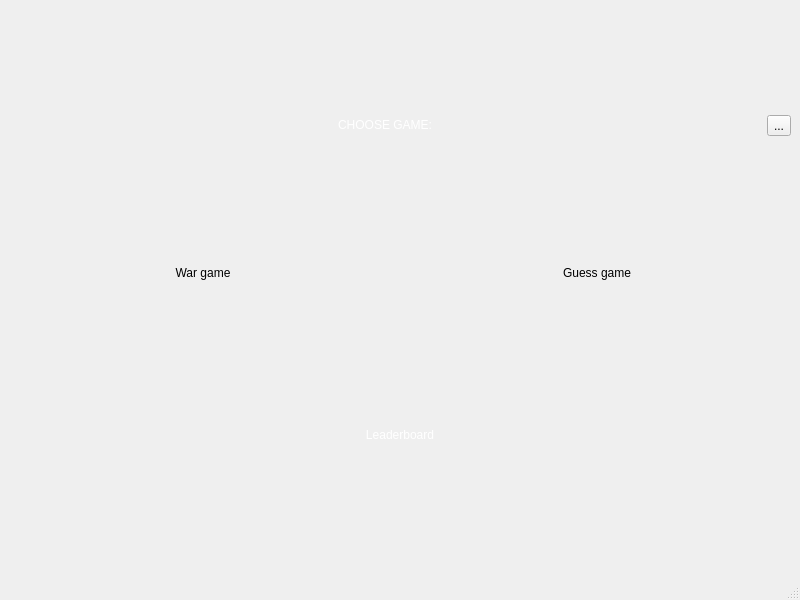
Old version of the form MATFWars/mainwindow.ui in the repository Divljo31/MATFWars.
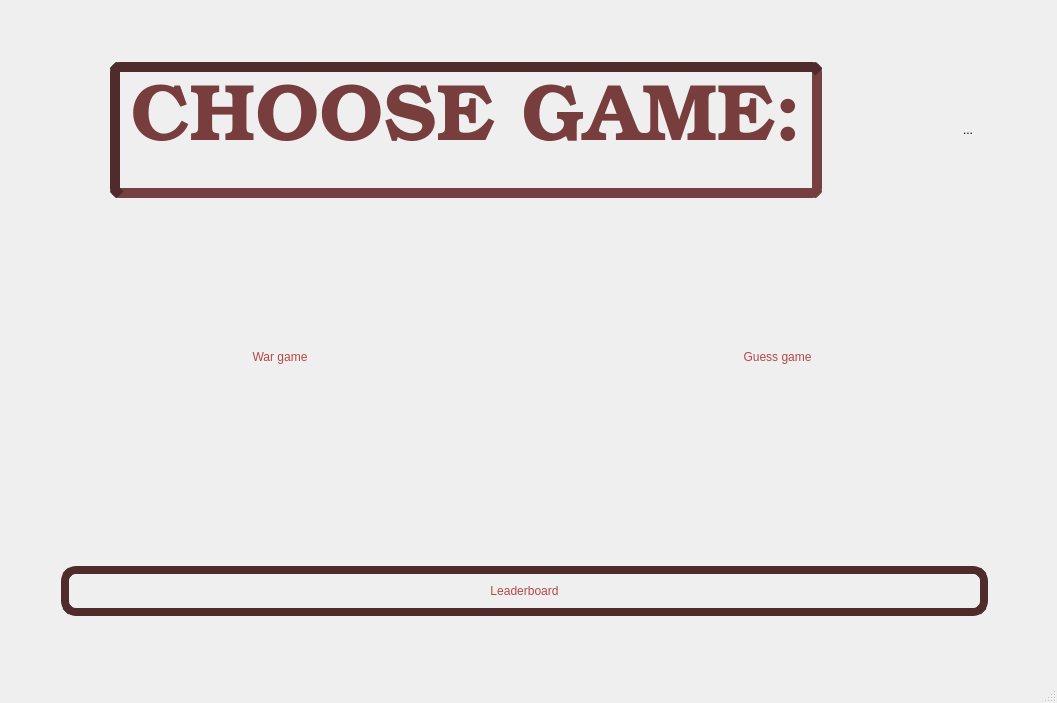
New version of the form. Icons and pictures are not drawn.

Patch:
```diff
--- a/MATFWars/mainwindow.ui
+++ b/MATFWars/mainwindow.ui
@@ -6,8 +6,8 @@
    <rect>
     <x>0</x>
     <y>0</y>
-    <width>800</width>
-    <height>600</height>
+    <width>1057</width>
+    <height>703</height>
    </rect>
   </property>
   <property name="minimumSize">
@@ -16,6 +16,12 @@
     <height>300</height>
    </size>
   </property>
+  <property name="maximumSize">
+   <size>
+    <width>16777215</width>
+    <height>16777215</height>
+   </size>
+  </property>
   <property name="windowTitle">
    <string>MATFWars</string>
   </property>
@@ -26,56 +32,222 @@
    <layout class="QVBoxLayout" name="verticalLayout_2">
     <item>
      <layout class="QHBoxLayout" name="horizontalLayout_3">
+      <item>
+       <spacer name="horizontalSpacer_4">
+        <property name="orientation">
+         <enum>Qt::Horizontal</enum>
+        </property>
+        <property name="sizeHint" stdset="0">
+         <size>
+          <width>70</width>
+          <height>30</height>
+         </size>
+        </property>
+       </spacer>
+      </item>
       <item>
        <widget class="QLabel" name="choose_label">
+        <property name="sizePolicy">
+         <sizepolicy hsizetype="Minimum" vsizetype="Fixed">
+          <horstretch>0</horstretch>
+          <verstretch>0</verstretch>
+         </sizepolicy>
+        </property>
+        <property name="minimumSize">
+         <size>
+          <width>0</width>
+          <height>0</height>
+         </size>
+        </property>
+        <property name="maximumSize">
+         <size>
+          <width>16777215</width>
+          <height>16777215</height>
+         </size>
+        </property>
+        <property name="font">
+         <font>
+          <family>URW Bookman</family>
+          <pointsize>60</pointsize>
+          <italic>false</italic>
+          <bold>true</bold>
+          <underline>false</underline>
+          <strikeout>false</strikeout>
+          <stylestrategy>PreferDefault</stylestrategy>
+         </font>
+        </property>
+        <property name="focusPolicy">
+         <enum>Qt::NoFocus</enum>
+        </property>
+        <property name="autoFillBackground">
+         <bool>false</bool>
+        </property>
+        <property name="styleSheet">
+         <string notr="true">font: 600 60pt &quot;URW Bookman&quot;;
+selection-color: rgb(180, 72, 72);
+padding:10px;
+border:10px inset ;
+border-color: rgb(79, 43, 43);
+border-radius:10px</string>
+        </property>
+        <property name="frameShape">
+         <enum>QFrame::NoFrame</enum>
+        </property>
+        <property name="frameShadow">
+         <enum>QFrame::Raised</enum>
+        </property>
+        <property name="lineWidth">
+         <number>0</number>
+        </property>
+        <property name="midLineWidth">
+         <number>0</number>
+        </property>
         <property name="text">
-         <string>&lt;html&gt;&lt;head/&gt;&lt;body&gt;&lt;p&gt;&lt;span style=&quot; color:#ffffff;&quot;&gt;CHOOSE GAME:&lt;/span&gt;&lt;/p&gt;&lt;/body&gt;&lt;/html&gt;</string>
+         <string>&lt;html&gt;&lt;head/&gt;&lt;body&gt;&lt;p align=&quot;center&quot;&gt;&lt;span style=&quot; font-weight:700; color:#783d3d;&quot;&gt;CHOOSE GAME:&lt;/span&gt;&lt;/p&gt;&lt;/body&gt;&lt;/html&gt;</string>
         </property>
         <property name="alignment">
          <set>Qt::AlignCenter</set>
         </property>
        </widget>
       </item>
+      <item>
+       <spacer name="horizontalSpacer_5">
+        <property name="orientation">
+         <enum>Qt::Horizontal</enum>
+        </property>
+        <property name="sizeHint" stdset="0">
+         <size>
+          <width>70</width>
+          <height>30</height>
+         </size>
+        </property>
+       </spacer>
+      </item>
       <item>
        <widget class="QToolButton" name="tool_button">
+        <property name="minimumSize">
+         <size>
+          <width>80</width>
+          <height>80</height>
+         </size>
+        </property>
+        <property name="styleSheet">
+         <string notr="true">image: url(:/background/settings.png);
+border-radius:20px</string>
+        </property>
         <property name="text">
          <string>...</string>
         </property>
        </widget>
       </item>
+      <item>
+       <spacer name="horizontalSpacer_8">
+        <property name="orientation">
+         <enum>Qt::Horizontal</enum>
+        </property>
+        <property name="sizeType">
+         <enum>QSizePolicy::Fixed</enum>
+        </property>
+        <property name="sizeHint" stdset="0">
+         <size>
+          <width>40</width>
+          <height>20</height>
+         </size>
+        </property>
+       </spacer>
+      </item>
      </layout>
     </item>
     <item>
      <layout class="QHBoxLayout" name="horizontalLayout">
+      <item>
+       <spacer name="horizontalSpacer_2">
+        <property name="orientation">
+         <enum>Qt::Horizontal</enum>
+        </property>
+        <property name="sizeHint" stdset="0">
+         <size>
+          <width>50</width>
+          <height>20</height>
+         </size>
+        </property>
+       </spacer>
+      </item>
       <item>
        <widget class="QPushButton" name="war_game_button">
+        <property name="sizePolicy">
+         <sizepolicy hsizetype="Expanding" vsizetype="Expanding">
+          <horstretch>3</horstretch>
+          <verstretch>3</verstretch>
+         </sizepolicy>
+        </property>
         <property name="minimumSize">
          <size>
-          <width>80</width>
+          <width>30</width>
           <height>50</height>
          </size>
         </property>
+        <property name="maximumSize">
+         <size>
+          <width>590</width>
+          <height>200</height>
+         </size>
+        </property>
         <property name="styleSheet">
-         <string notr="true">background-image: url(:/background/btn1.jpg);
+         <string notr="true">border-image: url(:/background/btn1.jpg);
+font: 600 35pt &quot;URW Bookman&quot;;
 border-radius:10px;
-</string>
+color: rgb(180, 72, 72);</string>
         </property>
         <property name="text">
          <string>War game</string>
         </property>
+        <property name="iconSize">
+         <size>
+          <width>16</width>
+          <height>16</height>
+         </size>
+        </property>
        </widget>
       </item>
+      <item>
+       <spacer name="horizontalSpacer">
+        <property name="orientation">
+         <enum>Qt::Horizontal</enum>
+        </property>
+        <property name="sizeHint" stdset="0">
+         <size>
+          <width>50</width>
+          <height>20</height>
+         </size>
+        </property>
+       </spacer>
+      </item>
       <item>
        <widget class="QPushButton" name="guess_game_button">
+        <property name="sizePolicy">
+         <sizepolicy hsizetype="Expanding" vsizetype="Expanding">
+          <horstretch>3</horstretch>
+          <verstretch>3</verstretch>
+         </sizepolicy>
+        </property>
         <property name="minimumSize">
          <size>
-          <width>80</width>
+          <width>30</width>
           <height>50</height>
          </size>
         </property>
+        <property name="maximumSize">
+         <size>
+          <width>590</width>
+          <height>200</height>
+         </size>
+        </property>
         <property name="styleSheet">
-         <string notr="true">background-image: url(:/background/btn2.jpg);
-border-radius:10px;
+         <string notr="true">border-radius:10px;
+color: rgb(180, 72, 72);
+border-image: url(:/background/btn2.jpg);
+font: 600 35pt &quot;URW Bookman&quot;;
 </string>
         </property>
         <property name="text">
@@ -83,10 +255,45 @@
         </property>
        </widget>
       </item>
+      <item>
+       <spacer name="horizontalSpacer_3">
+        <property name="orientation">
+         <enum>Qt::Horizontal</enum>
+        </property>
+        <property name="sizeHint" stdset="0">
+         <size>
+          <width>50</width>
+          <height>20</height>
+         </size>
+        </property>
+       </spacer>
+      </item>
      </layout>
     </item>
     <item>
-     <layout class="QVBoxLayout" name="verticalLayout">
+     <layout class="QHBoxLayout" name="horizontalLayout_2">
+      <property name="leftMargin">
+       <number>50</number>
+      </property>
+      <property name="topMargin">
+       <number>50</number>
+      </property>
+      <item>
+       <spacer name="horizontalSpacer_6">
+        <property name="orientation">
+         <enum>Qt::Horizontal</enum>
+        </property>
+        <property name="sizeType">
+         <enum>QSizePolicy::Fixed</enum>
+        </property>
+        <property name="sizeHint" stdset="0">
+         <size>
+          <width>2</width>
+          <height>20</height>
+         </size>
+        </property>
+       </spacer>
+      </item>
       <item>
        <widget class="QPushButton" name="leaderboard_main_button">
         <property name="minimumSize">
@@ -96,14 +303,34 @@
          </size>
         </property>
         <property name="styleSheet">
-         <string notr="true">color:white;
-border-radius:10px;</string>
+         <string notr="true">color:rgb(180, 72, 72);
+border-radius:15px;
+font: 600 35pt &quot;URW Bookman&quot;;
+color: qlineargradient(spread:pad, x1:0, y1:0, x2:1, y2:0, stop:0 rgba(245, 224, 176, 255), stop:0.09 rgba(246, 189, 237, 255), stop:0.14 rgba(194, 207, 246, 255), stop:0.19 rgba(184, 160, 168, 255), stop:0.25 rgba(171, 186, 248, 255), stop:0.32 rgba(243, 248, 224, 255), stop:0.385 rgba(249, 162, 183, 255), stop:0.47 rgba(100, 115, 124, 255), stop:0.58 rgba(251, 205, 202, 255), stop:0.65 rgba(170, 128, 185, 255), stop:0.75 rgba(252, 222, 204, 255), stop:0.805 rgba(206, 122, 218, 255), stop:0.86 rgba(254, 223, 175, 255), stop:0.91 rgba(254, 236, 244, 255), stop:1 rgba(255, 191, 221, 255));
+border:8px solid;
+border-color: rgb(79, 43, 43);</string>
         </property>
         <property name="text">
          <string>Leaderboard</string>
         </property>
        </widget>
       </item>
+      <item>
+       <spacer name="horizontalSpacer_7">
+        <property name="orientation">
+         <enum>Qt::Horizontal</enum>
+        </property>
+        <property name="sizeType">
+         <enum>QSizePolicy::Fixed</enum>
+        </property>
+        <property name="sizeHint" stdset="0">
+         <size>
+          <width>60</width>
+          <height>40</height>
+         </size>
+        </property>
+       </spacer>
+      </item>
      </layout>
     </item>
    </layout>
```
Left out of the diff: 2 changed lines with no effect on the pictures.
